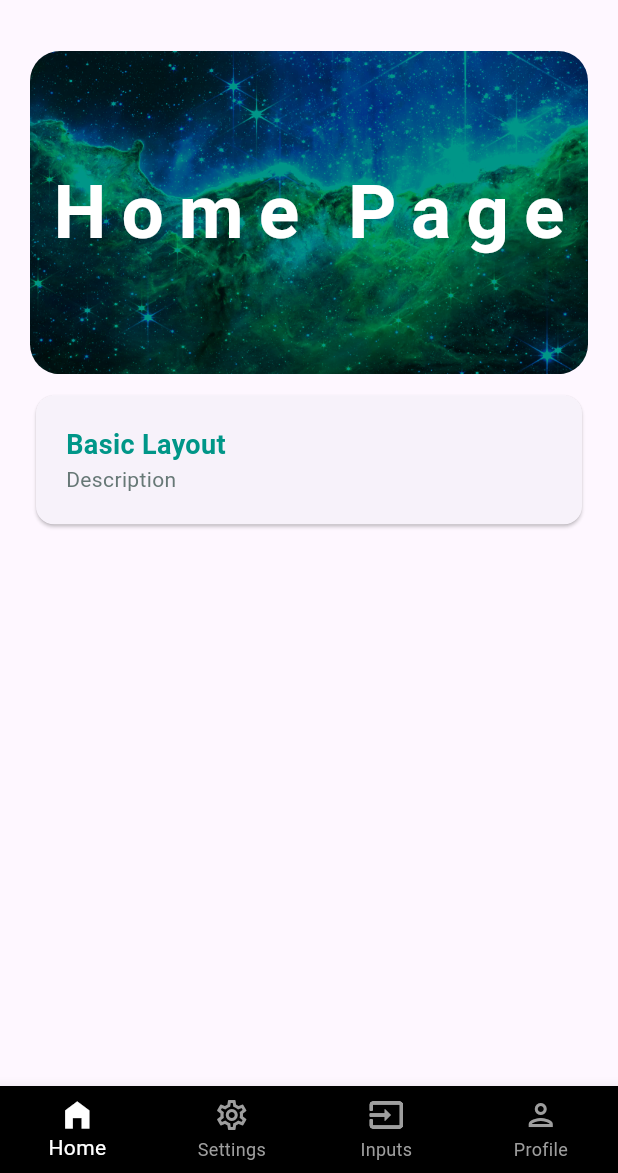
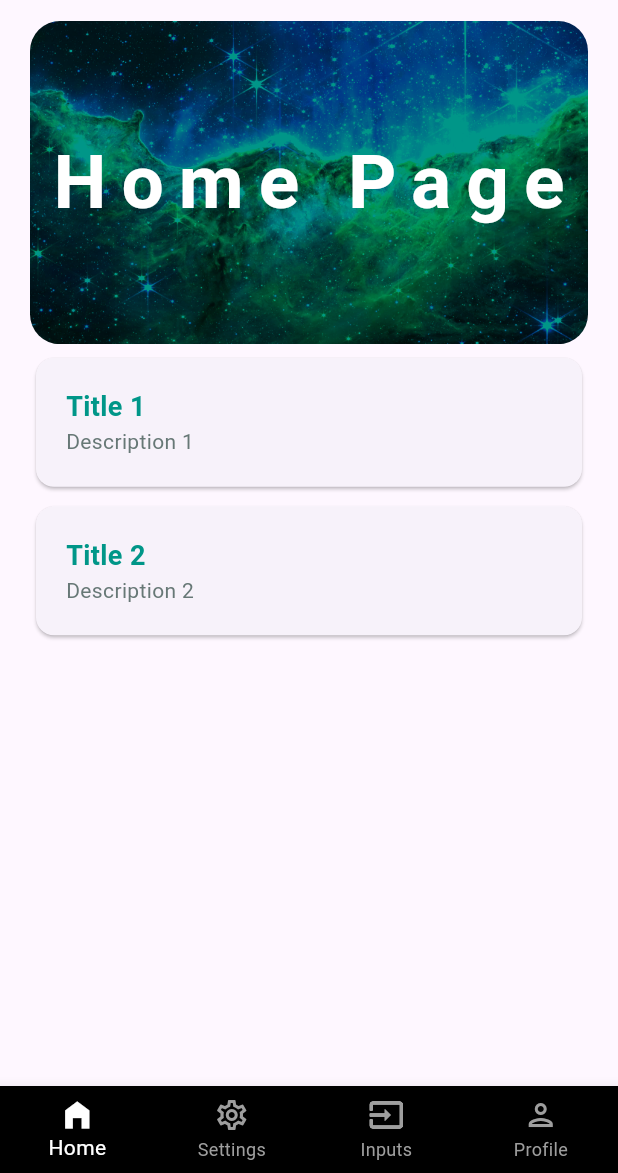
Before and after one commit to tbhawsar/SimpleList, a Flutter app: the WidgetTree screen opened directly, on a phone screen of 412 x 824 dp, the part 63-1236 px from its top. Run offline on Flutter 3.47's test engine with Material 3 defaults, Android fonts, the phone set to English and light mode, and no system bars; our stand-ins replace auto_size_text, lottie, shared_preferences; accounts and stored records are empty.

Commit message:
widgitised the home page container

```diff
--- a/lib/views/pages/home_page.dart
+++ b/lib/views/pages/home_page.dart
@@ -1,5 +1,5 @@
 import 'package:flutter/material.dart';
-import 'package:simple_list/data/constants.dart';
+import 'package:simple_list/views/widgets/container_widget.dart';
 import 'package:simple_list/views/widgets/hero_widget.dart';
 
 class HomePage extends StatelessWidget {
@@ -8,31 +8,18 @@ class HomePage extends StatelessWidget {
   @override
   Widget build(BuildContext context) {
     return Padding(
-      padding: const EdgeInsets.all(20.0),
+      padding: const EdgeInsets.symmetric(horizontal: 20.0),
       child: SingleChildScrollView(
         child: Column(
           children: [
             HeroWidget(title: 'Home Page',),
-            Container(
-              width: double.infinity,
-              padding: EdgeInsets.symmetric(vertical: 10.0),
-              child: Card(
-                child: Padding(
-                  padding: EdgeInsets.all(20.0),
-                  child: Column(
-                    crossAxisAlignment: CrossAxisAlignment.start,
-                    children: [
-                      Text(
-                        'Basic Layout',
-                        style: KTextStyle.titleTealText,
-                      ),
-                      Text('Description',
-                      style: KTextStyle.descTealText,
-                      ),
-                    ],
-                  ),
-                ),
-              ),
+            ContainerWidget(
+              title: 'Title 1',
+              description: 'Description 1',
+            ),
+            ContainerWidget(
+              title: 'Title 2',
+              description: 'Description 2',
             ),
           ],
         ),
--- /dev/null
+++ b/lib/views/widgets/container_widget.dart
@@ -0,0 +1,39 @@
+import 'package:flutter/material.dart';
+import 'package:simple_list/data/constants.dart';
+
+class ContainerWidget extends StatelessWidget {
+  const ContainerWidget({
+    super.key,
+    required this.title,
+    required this.description,
+    });
+
+    final String title;
+    final String description;
+
+  @override
+  Widget build(BuildContext context) {
+    return Container(
+      width: double.infinity,
+      padding: EdgeInsets.only(top: 5.0),
+      child: Card(
+        child: Padding(
+          padding: EdgeInsets.all(20.0),
+          child: Column(
+            crossAxisAlignment: CrossAxisAlignment.start,
+            children: [
+              Text(
+                title,
+                style: KTextStyle.titleTealText,
+              ),
+              Text(
+                description,
+                style: KTextStyle.descTealText,
+              ),
+            ],
+          ),
+        ),
+      ),
+    );
+  }
+}
```
